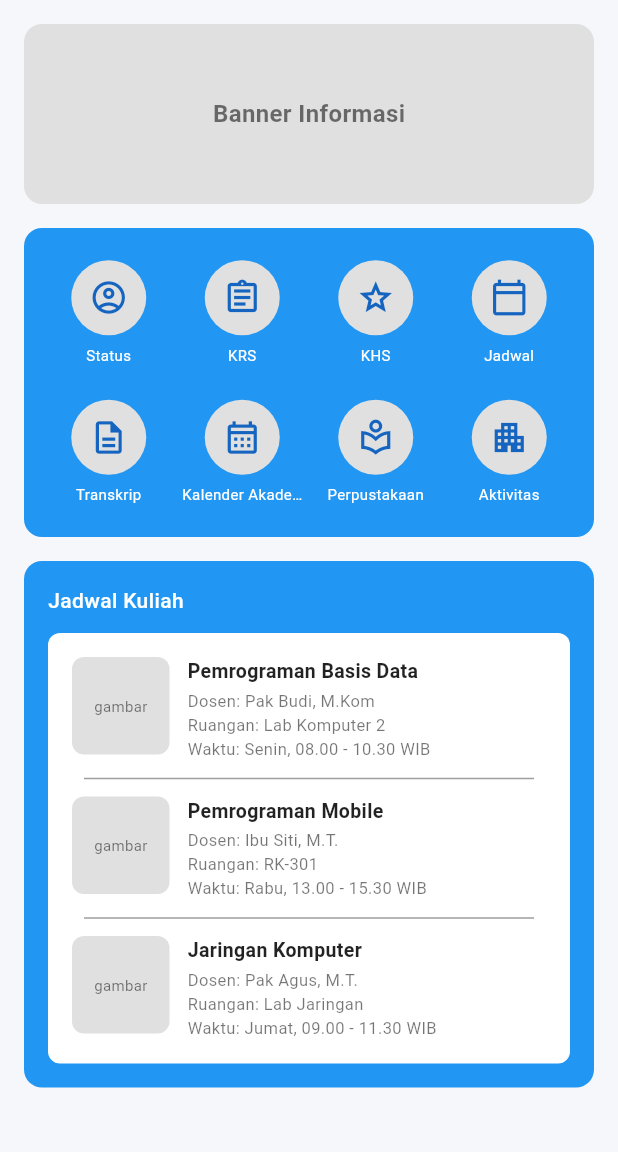
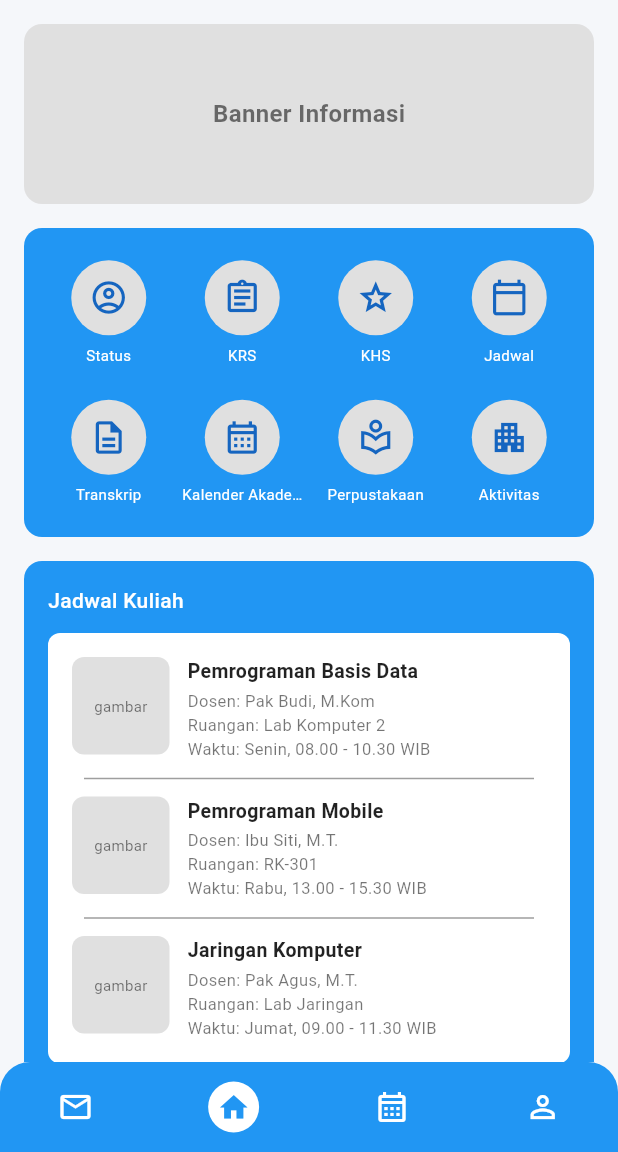
Before and after one commit to ENRIST/Aplikasi-Akademik-Mahasiswa, a Flutter app: the screen it shows after launch, after a tap on "Login", on a phone screen of 412 x 824 dp, the part 84-1236 px from its top. Run offline on Flutter 3.47's test engine with Material 3 defaults, Android fonts, the light colour scheme and no system bars; our stand-ins replace font_awesome_flutter; missing offline and left inert: syncfusion_flutter_pdfviewer.

Commit message:
Fix navbar navigation and clean routes

```diff
--- a/lib/pages/home_page.dart
+++ b/lib/pages/home_page.dart
@@ -1,4 +1,5 @@
 import 'package:flutter/material.dart';
+
 import '../routes.dart';
 
 class HomePage extends StatelessWidget {
@@ -13,7 +14,11 @@ class HomePage extends StatelessWidget {
       {'title': 'KHS', 'icon': Icons.grade_outlined},
       {'title': 'Jadwal', 'icon': Icons.calendar_today_outlined},
       {'title': 'Transkrip', 'icon': Icons.description_outlined},
-      {'title': 'Kalender Akademik', 'icon': Icons.calendar_month_outlined, 'route': AppRoutes.kalender},
+      {
+        'title': 'Kalender Akademik',
+        'icon': Icons.calendar_month_outlined,
+        'route': AppRoutes.kalender,
+      },
       {'title': 'Perpustakaan', 'icon': Icons.local_library_outlined},
       {'title': 'Aktivitas', 'icon': Icons.apartment_outlined},
     ];
--- a/lib/pages/nav_bar.dart
+++ b/lib/pages/nav_bar.dart
@@ -4,6 +4,7 @@ import 'package:flutter/material.dart';
 import 'status_mahasiswa.dart';
 import 'biodata_mahasiswa.dart';
 import 'kalender_page.dart';
+import 'home_page.dart';
 
 class MainPage extends StatefulWidget {
   const MainPage({super.key});
@@ -13,10 +14,11 @@ class MainPage extends StatefulWidget {
 }
 
 class _MainPageState extends State<MainPage> {
-  int _selectedIndex = 3;
+  int _selectedIndex = 1;
 
   final List<Widget> _pages = [
     const Center(child: Text('Halaman Pesan (Belum Ada)')),
+    HomePage(),
     StatusMahasiswaPage(),
     KalenderPage(),
     BiodataMahasiswaPage(),
--- a/lib/routes.dart
+++ b/lib/routes.dart
@@ -1,7 +1,6 @@
 import 'package:flutter/material.dart';
 
 import 'pages/login_page.dart';
-import 'pages/home_page.dart';
 import 'pages/kalender_page.dart';
 import 'pages/forgot_password_page.dart';
 import 'pages/status_mahasiswa.dart';
@@ -20,7 +19,7 @@ class AppRoutes {
   static Map<String, WidgetBuilder> get routes => {
     login: (context) => const LoginPage(),
     forgotPassword: (context) => const ForgotPasswordPage(),
-    home: (context) => const HomePage(),
+    home: (context) => const MainPage(),
     kalender: (context) => const KalenderPage(),
     statusMahasiswa: (context) => const StatusMahasiswaPage(),
     biodataMahasiswa: (context) => const BiodataMahasiswaPage(),
```
